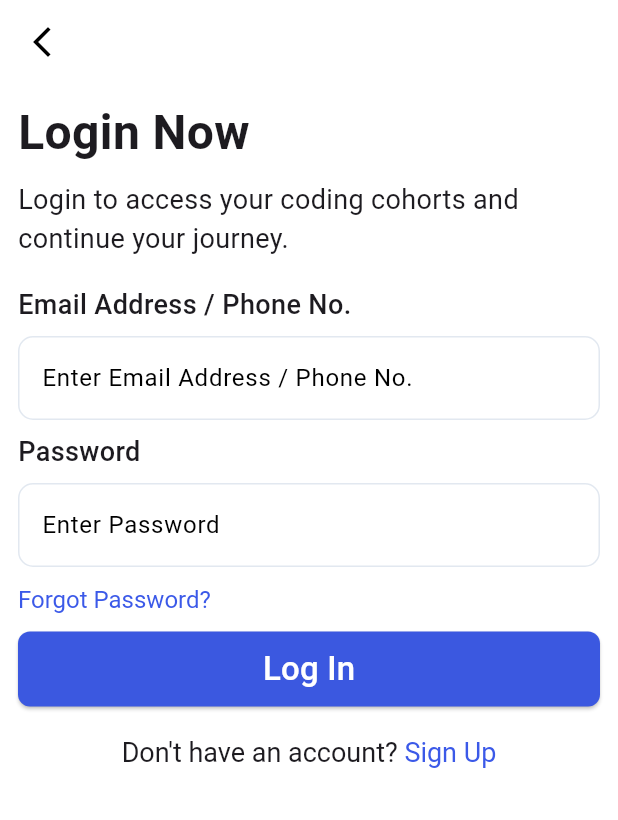
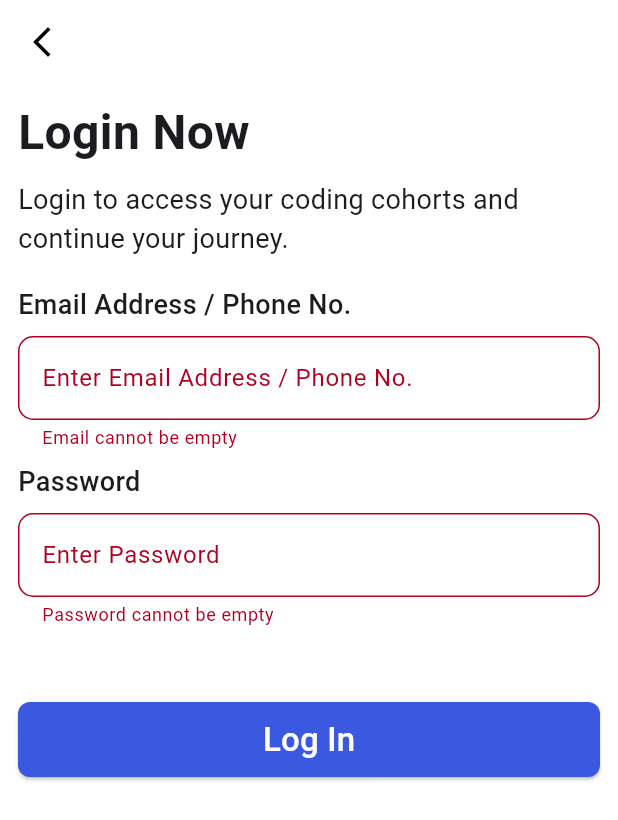
Before and after one commit to code100x/cms-mobile-flutter, a Flutter app: the SigninScreen screen opened by its route, after a tap on "Log In", on a phone screen of 412 x 824 dp. Shown: the top 820 px of the screen. Run offline on Flutter 3.47's test engine with Material 3 defaults, Android fonts, the phone set to English and light mode, and no system bars; our stand-ins replace chewie, dio, flutter_riverpod, flutter_secure_storage, flutter_svg, go_router and 3 more; accounts and stored records are empty; generated files the repository leaves out were written again.

```diff
--- a/analysis_options.yaml
+++ b/analysis_options.yaml
@@ -2,3 +2,6 @@ include: package:flutter_lints/flutter.yaml
 analyzer:
   plugins:
     - custom_lint
+  language:
+    strict-raw-types: true
+    strict-casts: true
--- a/lib/src/common/primary_button.dart
+++ b/lib/src/common/primary_button.dart
@@ -1,14 +1,19 @@
 import 'package:flutter/material.dart';
+import 'package:flutter_riverpod/flutter_riverpod.dart';
 
 class PrimaryButton extends StatelessWidget {
   const PrimaryButton(
       {super.key,
       required this.buttonText,
       required this.onPressed,
+      this.ref,
       this.color = const Color(0xFF3B58E0)});
   final String buttonText;
   final VoidCallback onPressed;
   final Color color;
+
+  final WidgetRef? ref;
+
   @override
   Widget build(BuildContext context) {
     return SizedBox(
--- a/lib/src/features/auth/presentation/signin_screen.dart
+++ b/lib/src/features/auth/presentation/signin_screen.dart
@@ -1,17 +1,29 @@
 import 'package:cms_flutter/src/common/primary_button.dart';
-import 'package:cms_flutter/src/constants/colors.dart';
-import 'package:flutter/gestures.dart';
+import 'package:cms_flutter/src/features/auth/data/auth_repo.dart';
+
 import 'package:flutter/material.dart';
+import 'package:flutter_riverpod/flutter_riverpod.dart';
 import 'package:go_router/go_router.dart';
 
-class SigninScreen extends StatefulWidget {
+class SigninScreen extends ConsumerStatefulWidget {
   const SigninScreen({super.key});
 
   @override
-  State<SigninScreen> createState() => _SigninScreenState();
+  ConsumerState<SigninScreen> createState() => _SigninScreenState();
 }
 
-class _SigninScreenState extends State<SigninScreen> {
+class _SigninScreenState extends ConsumerState<SigninScreen> {
+  final _formKey = GlobalKey<FormState>();
+  final emailController = TextEditingController();
+  final passwordController = TextEditingController();
+
+  @override
+  void dispose() {
+    emailController.dispose();
+    passwordController.dispose();
+    super.dispose();
+  }
+
   @override
   Widget build(BuildContext context) {
     return Scaffold(
@@ -37,6 +49,7 @@ class _SigninScreenState extends State<SigninScreen> {
               style: TextStyle(fontSize: 18),
             ),
             Form(
+                key: _formKey,
                 child: Column(
                   crossAxisAlignment: CrossAxisAlignment.start,
                   children: [
@@ -45,50 +58,56 @@ class _SigninScreenState extends State<SigninScreen> {
                     ),
                     _formLabel("Email Address / Phone No."),
                     TextFormField(
+                      controller: emailController,
+                      validator: (value) {
+                        if (value == null || value.isEmpty) {
+                          return "Email cannot be empty";
+                        }
+                        if (!value.contains('@') || !value.contains('.')) {
+                          return "Please enter a valid email";
+                        }
+
+                        return null;
+                      },
                       decoration:
                           _fieldDecoration("Enter Email Address / Phone No."),
                     ),
                     _formLabel("Password"),
                     TextFormField(
+                      obscureText: true,
+                      enableSuggestions: false,
+                      autocorrect: false,
+                      controller: passwordController,
+                      validator: (value) {
+                        if (value == "") {
+                          return "Password cannot be empty";
+                        }
+                        return null;
+                      },
                       decoration: _fieldDecoration("Enter Password"),
                     ),
-                Padding(
-                  padding: const EdgeInsets.only(top: 12, bottom: 12),
-                  child: RichText(
-                    text: TextSpan(
-                        text: "Forgot Password?",
-                        recognizer: TapGestureRecognizer()
-                          ..onTap = () {
-                            // TODO: Open the forgot password flow.
-                          },
-                        style: const TextStyle(
-                            color: CommonPallet.primaryButtonBG, fontSize: 16)),
+                    const SizedBox(
+                      height: 50,
                     ),
-                ),
-                PrimaryButton(buttonText: 'Log In', onPressed: () {}),
+                    PrimaryButton(
+                        buttonText: 'Log In',
+                        onPressed: () async {
+                          if (_formKey.currentState!.validate()) {
+                            if (await ref
+                                .read(authRepoProvider)
+                                .signInWithEmailAndPassword(
+                                    email: emailController.value.text,
+                                    password: passwordController.value.text)) {
+                            } else {
+                              Scaffold.of(context).showBottomSheet((context) {
+                                return SnackBar(
+                                    content: Text("Some thing went wrong"));
+                              });
+                            }
+                          }
+                        }),
                     const SizedBox(
                       height: 20,
-                ),
-                Center(
-                  child: RichText(
-                    text: TextSpan(
-                      text: "Don't have an account? ",
-                      style: TextStyle(
-                        color: Theme.of(context).textTheme.bodyLarge!.color,
-                        fontSize: 18,
-                      ),
-                      children: [
-                        TextSpan(
-                            recognizer: TapGestureRecognizer()
-                              ..onTap = () {
-                                // TODO: Navigate to sign up page
-                              },
-                            text: 'Sign Up',
-                            style: const TextStyle(
-                                color: CommonPallet.primaryButtonBG))
-                      ],
-                    ),
-                  ),
                     ),
                   ],
                 ))
--- a/lib/src/theme/dark_mode_notifier.dart
+++ b/lib/src/theme/dark_mode_notifier.dart
@@ -3,7 +3,7 @@ import 'package:shared_preferences/shared_preferences.dart';
 
 class DarkModeNotifier extends StateNotifier<bool> {
   late SharedPreferences prefs;
-  Future _init() async {
+  Future<void> _init() async {
     prefs = await SharedPreferences.getInstance();
     var darkMode = prefs.getBool("darkMode");
     state = darkMode ?? false;
--- a/pubspec.yaml
+++ b/pubspec.yaml
@@ -8,11 +8,14 @@ environment:
 
 dependencies:
   chewie: ^1.8.5
+  dio: ^5.7.0
   flutter:
     sdk: flutter
   flutter_riverpod: ^2.6.1
+  flutter_secure_storage: ^4.2.1
   flutter_svg: ^2.0.10+1
   go_router: ^14.3.0
+  json_annotation: ^4.9.0
   riverpod_annotation: ^2.6.1
   shared_preferences: ^2.3.2
   video_player: ^2.9.2
@@ -25,6 +28,7 @@ dev_dependencies:
   build_runner: ^2.4.13
   custom_lint: ^0.6.8
   riverpod_lint: ^2.6.1
+  json_serializable: ^6.8.0
 
 flutter:
   uses-material-design: true
```
Also changed, not shown: lib/main.dart (+15 -2 lines), lib/src/common/course_card.dart (+16 -53 lines), lib/src/features/account/data/initials_provider.dart (added, +20 -0 lines), lib/src/features/account/presentation/account_screen.dart (+13 -9 lines), lib/src/features/auth/data/auth_notifier.dart (added, +20 -0 lines), lib/src/features/auth/data/auth_repo.dart (added, +113 -0 lines), lib/src/features/auth/domain/app_user.dart (added, +35 -0 lines), lib/src/features/courses/data/courses_repo.dart (added, +47 -0 lines), lib/src/features/courses/domain/course.dart (added, +49 -0 lines), lib/src/features/courses/presentation/courses_screen.dart (+78 -84 lines), lib/src/features/landing/presentation/landing_screen.dart (+1 -18 lines), lib/src/routing/router.dart (+24 -1 lines), assets/images/homepage.png, lib/src/features/account/data/initials_provider.g.dart (added), 3 more files, 1 other file. Lines whose indentation alone changed are shown as unchanged.
